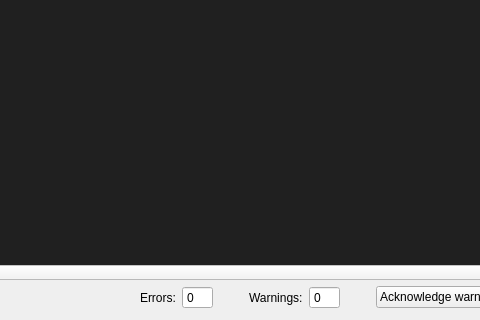
Before: the Qt Designer form guis/ui/logs.ui in janis-hag/kalao-ics, drawn with Qt 5; both pictures show x 193 to 673 and y 444 to 764 of the 1256 by 764 pixel window.
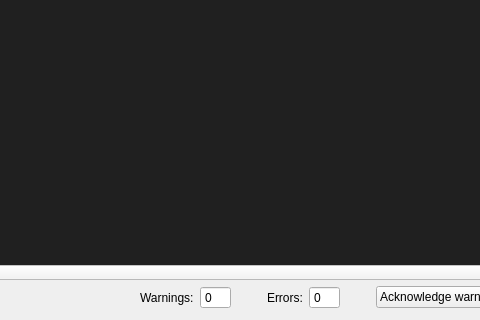
After: the same form once the commit is applied.

The edit to the form file:
```diff
--- a/guis/ui/logs.ui
+++ b/guis/ui/logs.ui
@@ -194,14 +194,14 @@
       </spacer>
      </item>
      <item>
-      <widget class="QLabel" name="errors_label">
+      <widget class="QLabel" name="warnings_label">
        <property name="text">
-        <string>Errors:</string>
+        <string>Warnings:</string>
        </property>
       </widget>
      </item>
      <item>
-      <widget class="QSpinBox" name="errors_spinbox">
+      <widget class="QSpinBox" name="warnings_spinbox">
        <property name="readOnly">
         <bool>true</bool>
        </property>
@@ -230,14 +230,14 @@
       </spacer>
      </item>
      <item>
-      <widget class="QLabel" name="warnings_label">
+      <widget class="QLabel" name="errors_label">
        <property name="text">
-        <string>Warnings:</string>
+        <string>Errors:</string>
        </property>
       </widget>
      </item>
      <item>
-      <widget class="QSpinBox" name="warnings_spinbox">
+      <widget class="QSpinBox" name="errors_spinbox">
        <property name="readOnly">
         <bool>true</bool>
        </property>
```
